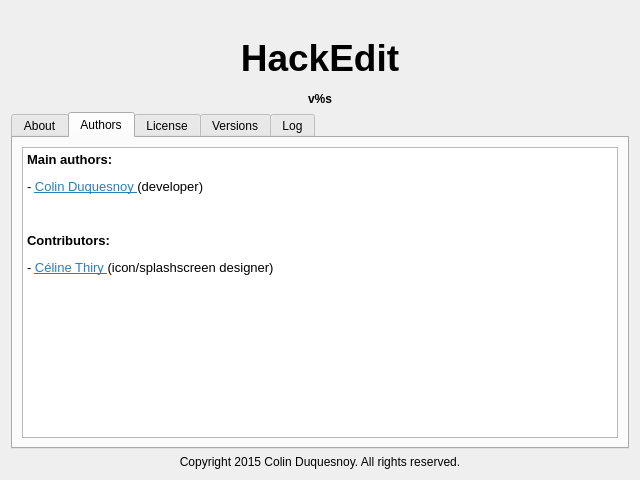
First picture: the form in data/forms/dlg_about.ui, repository pythoningLearning/hackedit, before the edit.
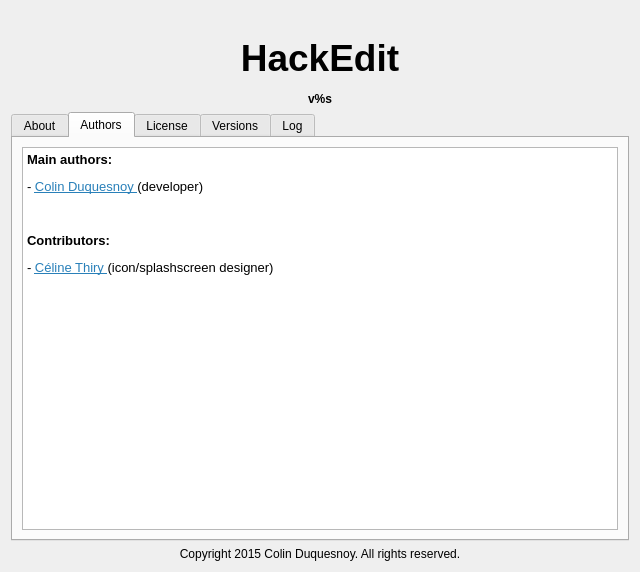
Second picture: the form after the edit. The open tabs and pages were chosen to show the change. Icons and pictures are not drawn.

Commit message:
Add a button to clear logs
and force rollover before doing that (this should theorically fix permission issues on Windows but I still need to test it).

```diff
--- a/data/forms/dlg_about.ui
+++ b/data/forms/dlg_about.ui
@@ -7,7 +7,7 @@
     <x>0</x>
     <y>0</y>
     <width>640</width>
-    <height>480</height>
+    <height>572</height>
    </rect>
   </property>
   <property name="minimumSize">
@@ -150,13 +150,13 @@
           <string>&lt;!DOCTYPE HTML PUBLIC &quot;-//W3C//DTD HTML 4.0//EN&quot; &quot;http://www.w3.org/TR/REC-html40/strict.dtd&quot;&gt;
 &lt;html&gt;&lt;head&gt;&lt;meta name=&quot;qrichtext&quot; content=&quot;1&quot; /&gt;&lt;style type=&quot;text/css&quot;&gt;
 p, li { white-space: pre-wrap; }
-&lt;/style&gt;&lt;/head&gt;&lt;body style=&quot; font-family:'Droid Sans'; font-size:10pt; font-weight:400; font-style:normal;&quot;&gt;
-&lt;p style=&quot; margin-top:12px; margin-bottom:12px; margin-left:0px; margin-right:0px; -qt-block-indent:0; text-indent:0px;&quot;&gt;&lt;span style=&quot; font-weight:600;&quot;&gt;Main authors:&lt;/span&gt;&lt;/p&gt;
-&lt;p style=&quot; margin-top:12px; margin-bottom:12px; margin-left:0px; margin-right:0px; -qt-block-indent:0; text-indent:0px;&quot;&gt;&lt;span style=&quot; font-family:'Ubuntu';&quot;&gt;- &lt;/span&gt;&lt;a href=&quot;mailto:colin.duquesnoy@gmail.com&quot;&gt;&lt;span style=&quot; font-family:'Ubuntu'; text-decoration: underline; color:#2980b9;&quot;&gt;Colin Duquesnoy &lt;/span&gt;&lt;/a&gt;&lt;span style=&quot; font-family:'Ubuntu';&quot;&gt;(developer)&lt;/span&gt;&lt;/p&gt;
-&lt;p style=&quot;-qt-paragraph-type:empty; margin-top:12px; margin-bottom:12px; margin-left:0px; margin-right:0px; -qt-block-indent:0; text-indent:0px; font-family:'Ubuntu'; text-decoration: underline; color:#0000ff;&quot;&gt;&lt;br /&gt;&lt;/p&gt;
-&lt;p style=&quot; margin-top:12px; margin-bottom:12px; margin-left:0px; margin-right:0px; -qt-block-indent:0; text-indent:0px;&quot;&gt;&lt;span style=&quot; font-family:'Ubuntu'; font-weight:600;&quot;&gt;Contributors:&lt;/span&gt;&lt;/p&gt;
-&lt;p style=&quot; margin-top:12px; margin-bottom:12px; margin-left:0px; margin-right:0px; -qt-block-indent:0; text-indent:0px;&quot;&gt;&lt;span style=&quot; font-family:'Ubuntu';&quot;&gt;- &lt;/span&gt;&lt;a href=&quot;mailto:thiry.celi@gmail.com&quot;&gt;&lt;span style=&quot; font-family:'Ubuntu'; text-decoration: underline; color:#2980b9;&quot;&gt;Céline Thiry &lt;/span&gt;&lt;/a&gt;&lt;span style=&quot; font-family:'Ubuntu';&quot;&gt;(icon/splashscreen designer)&lt;/span&gt;&lt;/p&gt;
-&lt;p style=&quot;-qt-paragraph-type:empty; margin-top:12px; margin-bottom:12px; margin-left:0px; margin-right:0px; -qt-block-indent:0; text-indent:0px; font-family:'Ubuntu';&quot;&gt;&lt;br /&gt;&lt;/p&gt;&lt;/body&gt;&lt;/html&gt;</string>
+&lt;/style&gt;&lt;/head&gt;&lt;body style=&quot; font-family:'Cantarell'; font-size:11pt; font-weight:400; font-style:normal;&quot;&gt;
+&lt;p style=&quot; margin-top:12px; margin-bottom:12px; margin-left:0px; margin-right:0px; -qt-block-indent:0; text-indent:0px;&quot;&gt;&lt;span style=&quot; font-family:'Droid Sans'; font-size:10pt; font-weight:600;&quot;&gt;Main authors:&lt;/span&gt;&lt;/p&gt;
+&lt;p style=&quot; margin-top:12px; margin-bottom:12px; margin-left:0px; margin-right:0px; -qt-block-indent:0; text-indent:0px;&quot;&gt;&lt;span style=&quot; font-family:'Ubuntu'; font-size:10pt;&quot;&gt;- &lt;/span&gt;&lt;a href=&quot;mailto:colin.duquesnoy@gmail.com&quot;&gt;&lt;span style=&quot; font-family:'Ubuntu'; font-size:10pt; text-decoration: underline; color:#2980b9;&quot;&gt;Colin Duquesnoy &lt;/span&gt;&lt;/a&gt;&lt;span style=&quot; font-family:'Ubuntu'; font-size:10pt;&quot;&gt;(developer)&lt;/span&gt;&lt;/p&gt;
+&lt;p style=&quot;-qt-paragraph-type:empty; margin-top:12px; margin-bottom:12px; margin-left:0px; margin-right:0px; -qt-block-indent:0; text-indent:0px; font-family:'Ubuntu'; font-size:10pt; text-decoration: underline; color:#0000ff;&quot;&gt;&lt;br /&gt;&lt;/p&gt;
+&lt;p style=&quot; margin-top:12px; margin-bottom:12px; margin-left:0px; margin-right:0px; -qt-block-indent:0; text-indent:0px;&quot;&gt;&lt;span style=&quot; font-family:'Ubuntu'; font-size:10pt; font-weight:600;&quot;&gt;Contributors:&lt;/span&gt;&lt;/p&gt;
+&lt;p style=&quot; margin-top:12px; margin-bottom:12px; margin-left:0px; margin-right:0px; -qt-block-indent:0; text-indent:0px;&quot;&gt;&lt;span style=&quot; font-family:'Ubuntu'; font-size:10pt;&quot;&gt;- &lt;/span&gt;&lt;a href=&quot;mailto:thiry.celi@gmail.com&quot;&gt;&lt;span style=&quot; font-family:'Ubuntu'; font-size:10pt; text-decoration: underline; color:#2980b9;&quot;&gt;Céline Thiry &lt;/span&gt;&lt;/a&gt;&lt;span style=&quot; font-family:'Ubuntu'; font-size:10pt;&quot;&gt;(icon/splashscreen designer)&lt;/span&gt;&lt;/p&gt;
+&lt;p style=&quot;-qt-paragraph-type:empty; margin-top:12px; margin-bottom:12px; margin-left:0px; margin-right:0px; -qt-block-indent:0; text-indent:0px; font-family:'Ubuntu'; font-size:10pt;&quot;&gt;&lt;br /&gt;&lt;/p&gt;&lt;/body&gt;&lt;/html&gt;</string>
          </property>
          <property name="textInteractionFlags">
           <set>Qt::LinksAccessibleByMouse|Qt::TextSelectableByMouse</set>
```
Left out of the diff: 12 changed lines with no effect on the pictures. The commit also changes 3 other files.
